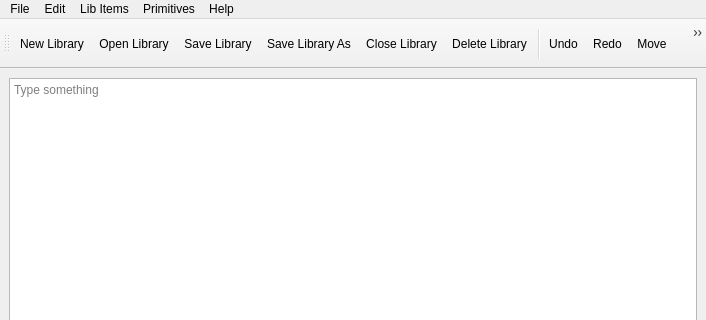
First picture: the form in src/ui/libwindow.ui, repository sonicsmooth/eellamaqt, before the edit; both pictures show x 0 to 706 and y 0 to 320 of the 706 by 631 pixel window.
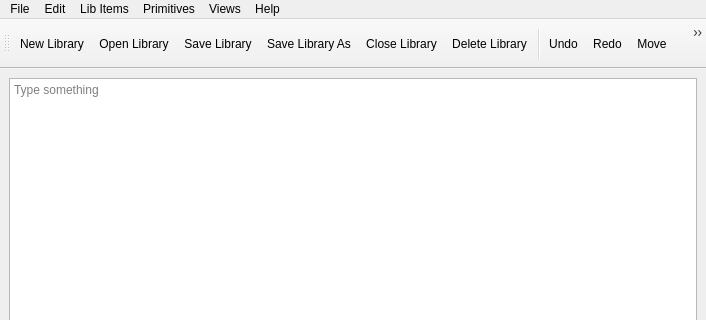
Second picture: the form after the edit. Icons and pictures are not drawn.

Patch:
```diff
--- a/src/ui/libwindow.ui
+++ b/src/ui/libwindow.ui
@@ -93,10 +93,18 @@
     <addaction name="actionInsertShape"/>
     <addaction name="actionNewSymbol"/>
    </widget>
+   <widget class="QMenu" name="menuViews">
+    <property name="title">
+     <string>Views</string>
+    </property>
+    <addaction name="actionLib_Tree_View"/>
+    <addaction name="actionLib_Table_View"/>
+   </widget>
    <addaction name="menuLibrarian"/>
    <addaction name="menuSymbols"/>
    <addaction name="menuLibrary"/>
    <addaction name="menuEdit"/>
+   <addaction name="menuViews"/>
    <addaction name="menuHelp_2"/>
   </widget>
   <widget class="QToolBar" name="toolBar">
```
Left out of the diff: 60 changed lines with no effect on the pictures.
